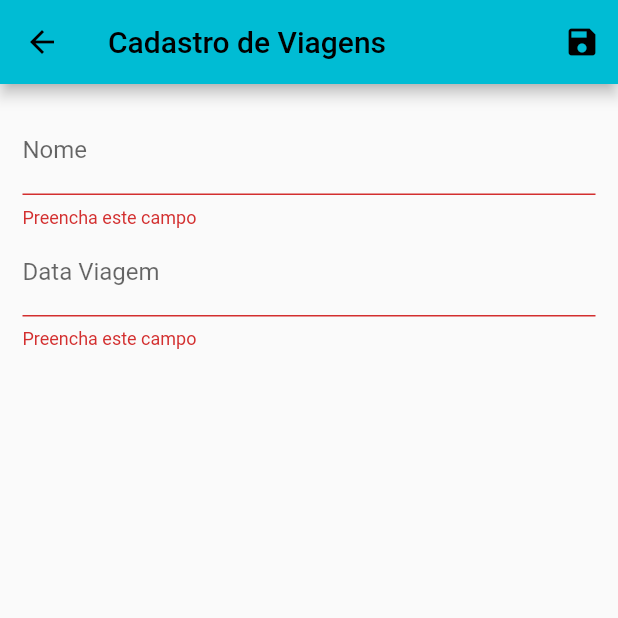
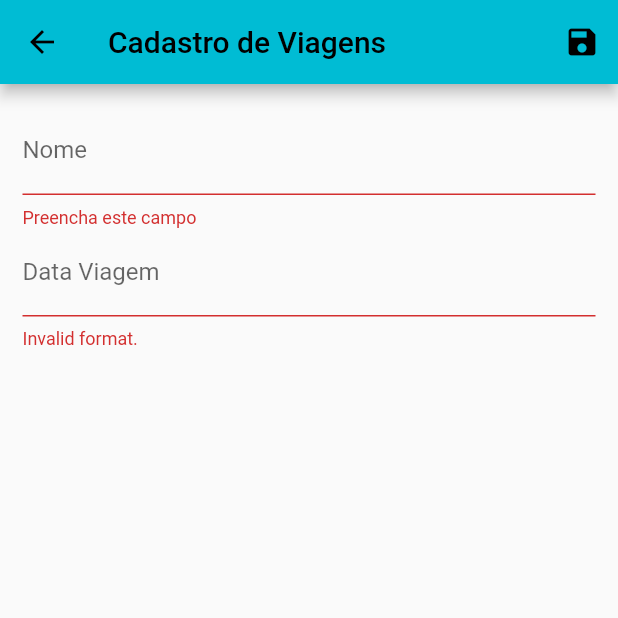
Before and after one commit to DouglasFabio/travelogue, a Flutter app: the TravelForm screen opened by its route, after a tap on the "save" icon, on a phone screen of 412 x 824 dp, the top half of it. Run offline on Flutter 3.47's test engine with Material 2 defaults, Android fonts, the phone set to English and light mode, and no system bars; network calls fail.

Commit message:
Form POST Api - OK

```diff
--- a/flutterversion/travelogue/lib/views/travel_form.dart
+++ b/flutterversion/travelogue/lib/views/travel_form.dart
@@ -1,9 +1,11 @@
 import 'package:flutter/material.dart';
+import 'package:travelogue/services/travel_services.dart';
 
 class TravelForm extends StatelessWidget {
 
   final _form = GlobalKey<FormState>();
-  final Map<String, String> _formData = {};
+  String _name = '';
+  DateTime? _dateTravel;
 
   TravelForm({super.key});
 
@@ -16,9 +18,13 @@ class TravelForm extends StatelessWidget {
           IconButton(
             onPressed: () {
               final isValid = _form.currentState!.validate();
-
               if(isValid){
                 _form.currentState?.save();
+                final formData = {
+                  'name': _name,
+                  'dateTravel': _dateTravel
+                };
+                postTravel(formData);
                 Navigator.of(context).pop();
               }
             },
@@ -33,7 +39,6 @@ class TravelForm extends StatelessWidget {
           child: Column(
             children: [
               TextFormField(
-                initialValue: _formData['name'],
                 validator: (value){
                   if(value == null || value.isEmpty){
                     return 'Preencha este campo';
@@ -41,18 +46,13 @@ class TravelForm extends StatelessWidget {
                   return null;
                 },
                 decoration: const InputDecoration(labelText: 'Nome'),
-                onSaved: (value) => _formData['name'] = value!,
+                onSaved: (value) => _name = value!,
               ),
-              TextFormField(
-                initialValue: _formData['travelDate'],
-                validator: (value){
-                  if(value == null || value.isEmpty){
-                    return 'Preencha este campo';
-                  }
-                  return null;
-                },
-                decoration: const InputDecoration(labelText: 'Data Viagem'),
-                onSaved: (value) => _formData['travelDate'] = value!,
+              InputDatePickerFormField(
+                fieldLabelText: 'Data Viagem',
+                firstDate: DateTime(1900),
+                lastDate: DateTime(2100),
+                onDateSaved: (value) => _dateTravel = value,
               ),
             ]
           ) ,
--- a/flutterversion/travelogue/pubspec.yaml
+++ b/flutterversion/travelogue/pubspec.yaml
@@ -9,11 +9,14 @@ environment:
 dependencies:
   flutter:
     sdk: flutter
+  flutter_localizations:
+    sdk: flutter
   date_field: ^3.0.5
   provider: ^6.0.5
   realm: ^1.3.0
   mongo_dart: ^0.9.1
   http: ^1.1.0
+  intl:
 
 dev_dependencies:
   flutter_test:
```
Also changed, not shown: flutterversion/travelogue/lib/main.dart (+8 -0 lines), flutterversion/travelogue/lib/services/travel_services.dart (+26 -2 lines), flutterversion/travelogue/pubspec.lock.
